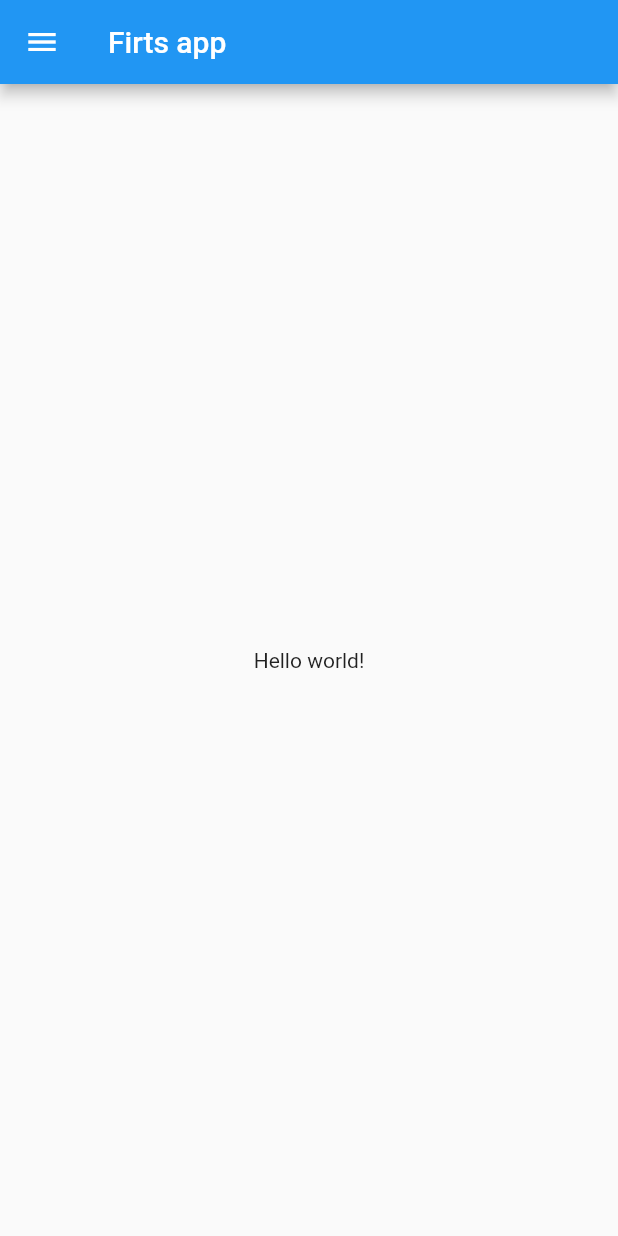
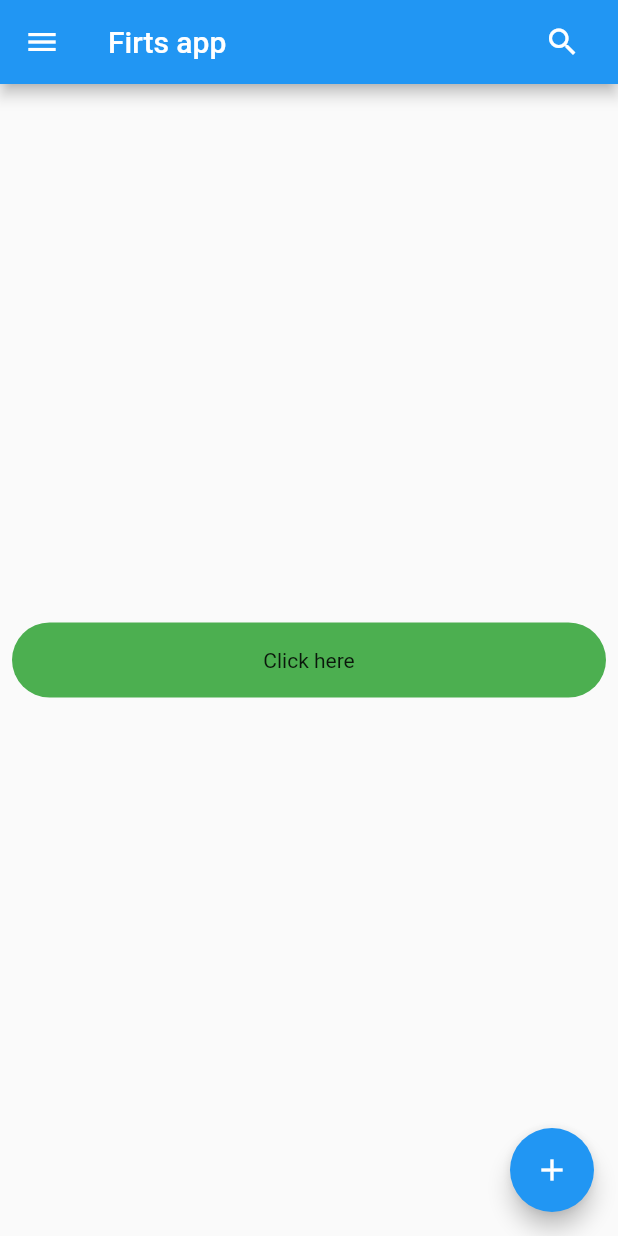
Before and after one commit to i-am-guruji/flutter-Practice, a Flutter app: the screen it shows after launch, on a phone screen of 412 x 824 dp. Run offline on Flutter 3.47's test engine with Material 2 defaults, Android fonts, the phone set to English and light mode, and no system bars.

Commit message:
day1 completed

```diff
--- a/lib/main.dart
+++ b/lib/main.dart
@@ -17,15 +17,52 @@ class MyApp extends StatelessWidget {
       home: Scaffold(
         appBar: AppBar(
           leading: IconButton(
+            tooltip: 'menu',
             icon: const Icon(Icons.menu),
             onPressed: (){},
             ),
-          title: Text('Firts app'),
+            actions: [
+              IconButton(
+                padding: const EdgeInsets.only(right: 25),
+                tooltip: 'search',
+                onPressed: (){},
+                icon: const Icon(Icons.search),
+                )
+            ],
+
+          title: const Text('Firts app'),
         ),
         body: Center(
-          child: Text('Hello world!'),
+          child: GestureDetector(
+            onTap: (){
+              print('my button was tab');
+            },
+            child: Container(
+              height: 50,
+              padding: const EdgeInsets.all(8.0),
+              margin: const EdgeInsets.symmetric(horizontal: 8.0),
+              decoration: BoxDecoration(
+                borderRadius: BorderRadius.circular(25.0),
+                color: Colors.green
+              ),
+              child: const Center(
+                child: Text(
+                  'Click here'
+                  ),
+                  ),
+            ),
+          ),
         ),
+        floatingActionButton: FloatingActionButton(
+          onPressed: (){},
+          child: IconButton(
+            tooltip: 'Add',
+            icon: Icon(Icons.add),
+            onPressed: (){},),
+          ),
+
         ),
+
 
     );
   }
```
